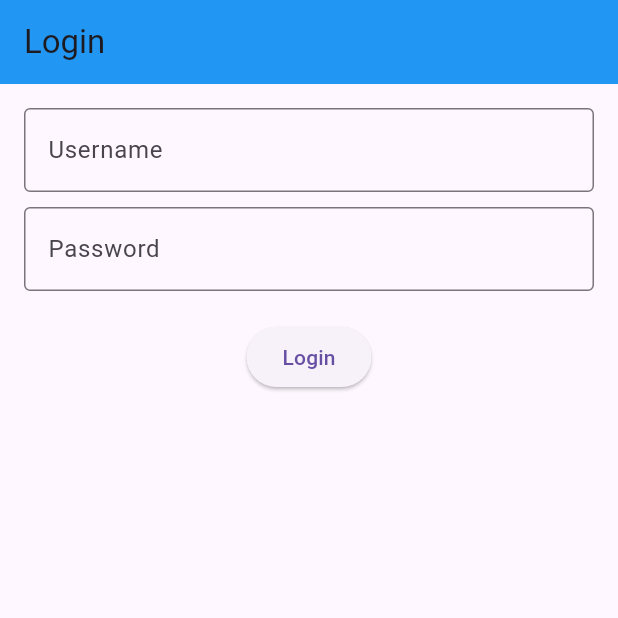
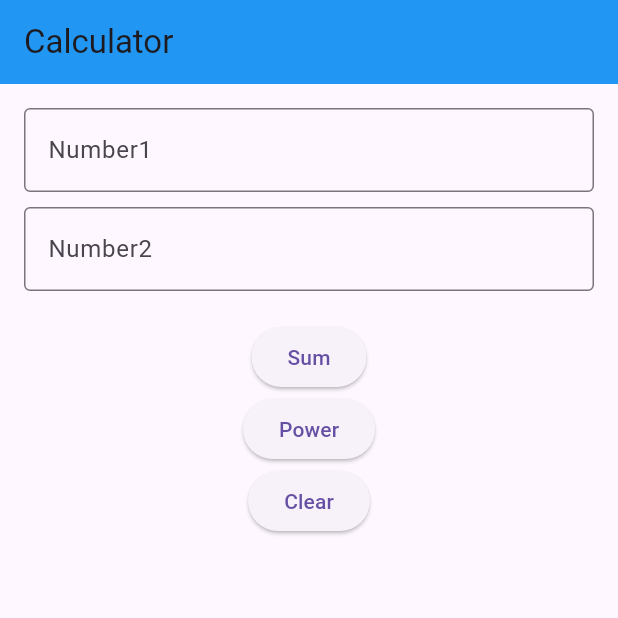
Before and after one commit to 6631501147/flutter_application, a Flutter app: the screen it shows after launch, on a phone screen of 412 x 824 dp, the top half of it. Run offline on Flutter 3.47's test engine with Material 3 defaults, Android fonts, the phone set to English and light mode, and no system bars.

Commit message:
Number(sum&power)

```diff
--- a/lib/main.dart
+++ b/lib/main.dart
@@ -1,9 +1,9 @@
 import 'package:flutter/material.dart';
-import 'week04/loginapp.dart';
+import 'week04/number.dart';
 
 void main(){
   runApp(MaterialApp(
-  home: LoginApp()
+  home: Number(),
   ),
   );
 }
--- /dev/null
+++ b/lib/week04/number.dart
@@ -0,0 +1,104 @@
+import 'package:flutter/material.dart';
+import 'dart:math';
+
+class Number extends StatefulWidget{
+  const Number({super.key});
+
+  @override
+  State<Number> createState() => _NumberState();
+}
+class _NumberState extends State<Number>{
+  TextEditingController aController = TextEditingController();
+  TextEditingController bController = TextEditingController();
+  String result = "";
+
+
+  @override
+  Widget build(BuildContext context){
+    return Scaffold(
+    appBar: AppBar(
+      title: const Text("Calculator"),
+      backgroundColor: Colors.blue,
+    shadowColor: Colors.white,
+    ),
+    body: Padding(
+      padding: const EdgeInsets.all(16.0),
+      child: Column(
+        children: [
+          TextField(
+            controller: aController,
+            keyboardType: TextInputType.number,
+            decoration: const InputDecoration(
+              border: OutlineInputBorder(),
+              labelText: "Number1",
+            ),
+
+          ),
+          const SizedBox(height: 10),
+          TextField(
+            controller: bController,
+            keyboardType: TextInputType.number,
+            decoration: const InputDecoration(
+              border: OutlineInputBorder(),
+              labelText: "Number2",
+            ),
+          ),
+          const SizedBox(height: 20),
+          ElevatedButton(
+            onPressed: (){
+              setState((){
+               if(aController.text.isEmpty || bController.text.isEmpty){
+                result = "Please input both numbers";
+               }else{
+                final a=double.tryParse(aController.text);
+                final b=double.tryParse(bController.text);
+                if(a == null || b == null){
+                  result = "Invalid numbers";
+                }else{
+                  result = "Result: ${a + b}";
+                }
+               }
+              });
+            },
+            child: const Text("Sum"),
+          ),
+          ElevatedButton(
+            onPressed: (){
+              setState((){
+              if(aController.text.isEmpty || bController.text.isEmpty){
+                result =" Please input both numbers";
+              }else{
+                final a=double.tryParse(aController.text);
+                final b=double.tryParse(bController.text);
+                if(a == null || b == null){
+                  result = "Invalid numbers";
+              }else{
+                result = "Power: ${pow(a, b)}";
+              }
+              }
+              });
+            },
+            child: const Text("Power"),
+          ),
+          ElevatedButton(
+            onPressed:(){
+              setState((){
+               aController.clear();
+                bController.clear();
+                result = "";
+              });
+            },
+            child: const Text("Clear"),
+          ),
+          const SizedBox(height: 20),
+          Text(
+            result,
+            style: const TextStyle(color: Colors.red, fontSize: 18),
+          )
+        ],
+      )
+    )
+
+    );
+  }
+}
```
Also changed, not shown: lib/week04/loginapp.dart (line endings or trailing spaces).
